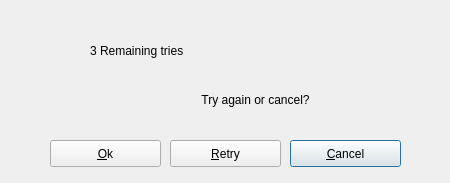
This is pteid-mw-pt/_src/eidmw/dialogs/dialogsQTsrv/dlgWndBadPIN.ui in amagovpt/autenticacao.gov as Qt 5 draws it before an edit. The edited form follows.
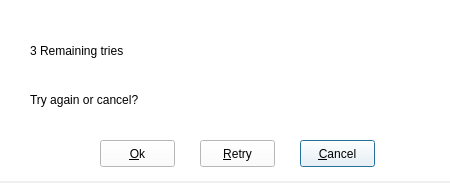
This is the edited form.

Patch:
```diff
--- a/pteid-mw-pt/_src/eidmw/dialogs/dialogsQTsrv/dlgWndBadPIN.ui
+++ b/pteid-mw-pt/_src/eidmw/dialogs/dialogsQTsrv/dlgWndBadPIN.ui
@@ -22,12 +22,15 @@
      <height>181</height>
     </rect>
    </property>
+   <property name="styleSheet">
+    <string notr="true">background-color: rgb(255, 255, 255);</string>
+   </property>
    <widget class="QLabel" name="lblHeader">
     <property name="geometry">
      <rect>
-      <x>90</x>
+      <x>30</x>
       <y>30</y>
-      <width>341</width>
+      <width>391</width>
       <height>41</height>
      </rect>
     </property>
@@ -35,25 +38,12 @@
      <string>3 Remaining tries</string>
     </property>
    </widget>
-   <widget class="QLabel" name="lblIcon">
-    <property name="geometry">
-     <rect>
-      <x>10</x>
-      <y>10</y>
-      <width>131</width>
-      <height>101</height>
-     </rect>
-    </property>
-    <property name="text">
-     <string>&lt;Icon&gt;</string>
-    </property>
-   </widget>
    <widget class="QLabel" name="lblCenter">
     <property name="geometry">
      <rect>
-      <x>90</x>
+      <x>30</x>
       <y>90</y>
-      <width>331</width>
+      <width>391</width>
       <height>20</height>
      </rect>
     </property>
@@ -61,15 +51,15 @@
      <string>Try again or cancel?</string>
     </property>
     <property name="alignment">
-     <set>Qt::AlignCenter|Qt::AlignHCenter|Qt::AlignLeading|Qt::AlignLeft|Qt::AlignVCenter</set>
+     <set>Qt::AlignLeading|Qt::AlignLeft|Qt::AlignVCenter</set>
     </property>
    </widget>
    <widget class="QPushButton" name="btnCancel">
     <property name="geometry">
      <rect>
-      <x>290</x>
+      <x>300</x>
       <y>140</y>
-      <width>111</width>
+      <width>75</width>
       <height>27</height>
      </rect>
     </property>
@@ -80,9 +70,9 @@
    <widget class="QPushButton" name="btnRetry">
     <property name="geometry">
      <rect>
-      <x>170</x>
+      <x>200</x>
       <y>140</y>
-      <width>111</width>
+      <width>75</width>
       <height>27</height>
      </rect>
     </property>
@@ -93,9 +83,9 @@
    <widget class="QPushButton" name="btnOk">
     <property name="geometry">
      <rect>
-      <x>50</x>
+      <x>100</x>
       <y>140</y>
-      <width>111</width>
+      <width>75</width>
       <height>27</height>
      </rect>
     </property>
```
